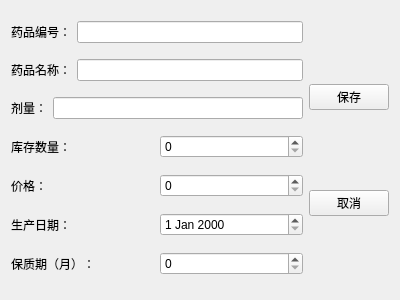
This is departmentedit.ui in unzoth/Qt- as Qt 5 draws it before an edit. The edited form follows.
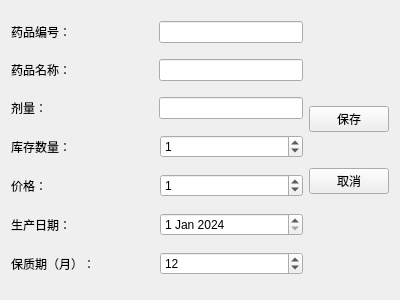
This is the edited form.

The edit to the form file:
```diff
--- a/departmentedit.ui
+++ b/departmentedit.ui
@@ -26,7 +26,14 @@
         </widget>
        </item>
        <item>
-        <widget class="QLineEdit" name="drupID"/>
+        <widget class="QLineEdit" name="drupID">
+         <property name="maximumSize">
+          <size>
+           <width>144</width>
+           <height>16777215</height>
+          </size>
+         </property>
+        </widget>
        </item>
       </layout>
      </item>
@@ -40,7 +47,14 @@
         </widget>
        </item>
        <item>
-        <widget class="QLineEdit" name="drupName"/>
+        <widget class="QLineEdit" name="drupName">
+         <property name="maximumSize">
+          <size>
+           <width>144</width>
+           <height>16777215</height>
+          </size>
+         </property>
+        </widget>
        </item>
       </layout>
      </item>
@@ -54,7 +68,20 @@
         </widget>
        </item>
        <item>
-        <widget class="QLineEdit" name="drupCount"/>
+        <widget class="QLineEdit" name="drupCount">
+         <property name="minimumSize">
+          <size>
+           <width>144</width>
+           <height>0</height>
+          </size>
+         </property>
+         <property name="maximumSize">
+          <size>
+           <width>144</width>
+           <height>16777215</height>
+          </size>
+         </property>
+        </widget>
        </item>
       </layout>
      </item>
@@ -68,7 +95,14 @@
         </widget>
        </item>
        <item>
-        <widget class="QSpinBox" name="drupSum"/>
+        <widget class="QSpinBox" name="drupSum">
+         <property name="maximum">
+          <number>99999</number>
+         </property>
+         <property name="value">
+          <number>1</number>
+         </property>
+        </widget>
        </item>
       </layout>
      </item>
@@ -82,7 +116,14 @@
         </widget>
        </item>
        <item>
-        <widget class="QSpinBox" name="drupPrice"/>
+        <widget class="QSpinBox" name="drupPrice">
+         <property name="maximum">
+          <number>99999</number>
+         </property>
+         <property name="value">
+          <number>1</number>
+         </property>
+        </widget>
        </item>
       </layout>
      </item>
@@ -96,7 +137,18 @@
         </widget>
        </item>
        <item>
-        <widget class="QDateEdit" name="proDate"/>
+        <widget class="QDateEdit" name="proDate">
+         <property name="dateTime">
+          <datetime>
+           <hour>0</hour>
+           <minute>0</minute>
+           <second>0</second>
+           <year>2024</year>
+           <month>1</month>
+           <day>1</day>
+          </datetime>
+         </property>
+        </widget>
        </item>
       </layout>
      </item>
@@ -110,7 +162,14 @@
         </widget>
        </item>
        <item>
-        <widget class="QSpinBox" name="drupMonth"/>
+        <widget class="QSpinBox" name="drupMonth">
+         <property name="minimum">
+          <number>1</number>
+         </property>
+         <property name="value">
+          <number>12</number>
+         </property>
+        </widget>
        </item>
       </layout>
      </item>
@@ -143,10 +202,13 @@
        <property name="orientation">
         <enum>Qt::Vertical</enum>
        </property>
+       <property name="sizeType">
+        <enum>QSizePolicy::Minimum</enum>
+       </property>
        <property name="sizeHint" stdset="0">
         <size>
          <width>20</width>
-         <height>20</height>
+         <height>30</height>
         </size>
        </property>
       </spacer>
```
